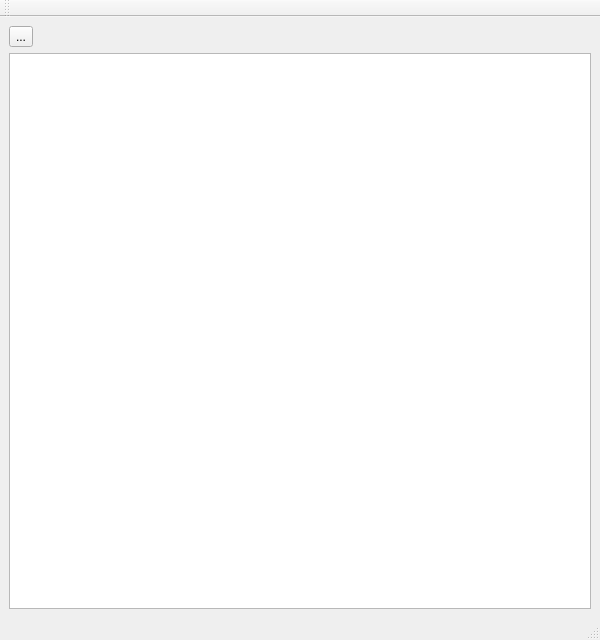
deutzfahrer-luki/GU_TASK_V2, file view/mainwindow.ui: the form before one commit.
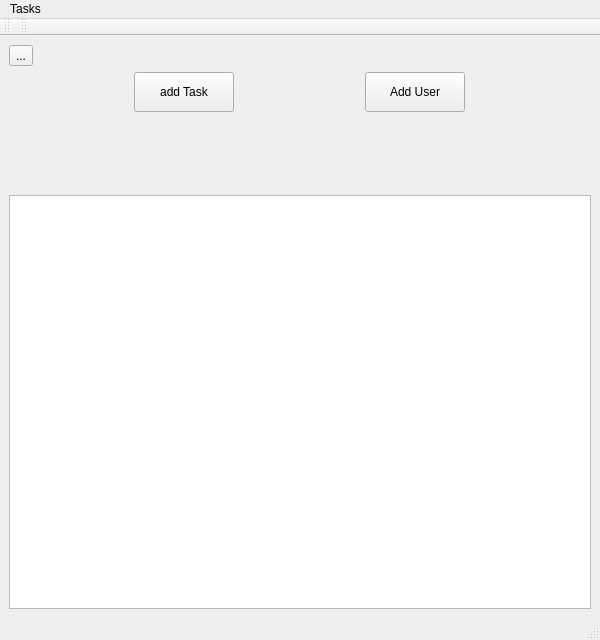
The form after the commit. Icons and pictures are not drawn.

Patch:
```diff
--- a/view/mainwindow.ui
+++ b/view/mainwindow.ui
@@ -43,7 +43,7 @@
       </property>
      </widget>
     </item>
-    <item row="1" column="0">
+    <item row="4" column="0">
      <widget class="QTableView" name="tableView">
       <property name="sizePolicy">
        <sizepolicy hsizetype="Expanding" vsizetype="Expanding">
@@ -60,6 +60,9 @@
       <property name="selectionBehavior">
        <enum>QAbstractItemView::SelectionBehavior::SelectRows</enum>
       </property>
+      <property name="showGrid">
+       <bool>true</bool>
+      </property>
       <attribute name="horizontalHeaderCascadingSectionResizes">
        <bool>false</bool>
       </attribute>
@@ -71,6 +74,78 @@
       </attribute>
      </widget>
     </item>
+    <item row="1" column="0">
+     <layout class="QGridLayout" name="gridLayout_3">
+      <property name="rightMargin">
+       <number>0</number>
+      </property>
+      <property name="bottomMargin">
+       <number>77</number>
+      </property>
+      <item row="0" column="0">
+       <widget class="QPushButton" name="AddTaskButtonN">
+        <property name="minimumSize">
+         <size>
+          <width>100</width>
+          <height>40</height>
+         </size>
+        </property>
+        <property name="maximumSize">
+         <size>
+          <width>100</width>
+          <height>40</height>
+         </size>
+        </property>
+        <property name="text">
+         <string>add Task</string>
+        </property>
+        <property name="icon">
+         <iconset theme="QIcon::ThemeIcon::ListAdd"/>
+        </property>
+        <property name="iconSize">
+         <size>
+          <width>25</width>
+          <height>25</height>
+         </size>
+        </property>
+        <property name="checkable">
+         <bool>false</bool>
+        </property>
+        <property name="autoDefault">
+         <bool>false</bool>
+        </property>
+       </widget>
+      </item>
+      <item row="0" column="1">
+       <widget class="QPushButton" name="AddUserButton">
+        <property name="minimumSize">
+         <size>
+          <width>100</width>
+          <height>40</height>
+         </size>
+        </property>
+        <property name="maximumSize">
+         <size>
+          <width>100</width>
+          <height>40</height>
+         </size>
+        </property>
+        <property name="text">
+         <string>Add User</string>
+        </property>
+        <property name="icon">
+         <iconset theme="QIcon::ThemeIcon::ContactNew"/>
+        </property>
+        <property name="iconSize">
+         <size>
+          <width>25</width>
+          <height>25</height>
+         </size>
+        </property>
+       </widget>
+      </item>
+     </layout>
+    </item>
    </layout>
   </widget>
   <widget class="QMenuBar" name="menubar">
@@ -82,6 +157,12 @@
      <height>21</height>
     </rect>
    </property>
+   <widget class="QMenu" name="menuTasks">
+    <property name="title">
+     <string>Tasks</string>
+    </property>
+   </widget>
+   <addaction name="menuTasks"/>
   </widget>
   <widget class="QStatusBar" name="statusbar"/>
   <widget class="QToolBar" name="toolBar">
@@ -95,6 +176,17 @@
     <bool>false</bool>
    </attribute>
   </widget>
+  <widget class="QToolBar" name="toolBar_2">
+   <property name="windowTitle">
+    <string>toolBar_2</string>
+   </property>
+   <attribute name="toolBarArea">
+    <enum>TopToolBarArea</enum>
+   </attribute>
+   <attribute name="toolBarBreak">
+    <bool>false</bool>
+   </attribute>
+  </widget>
   <action name="actionNew">
    <property name="text">
     <string>New</string>
```
Left out of the diff: 4 changed lines with no effect on the pictures.
